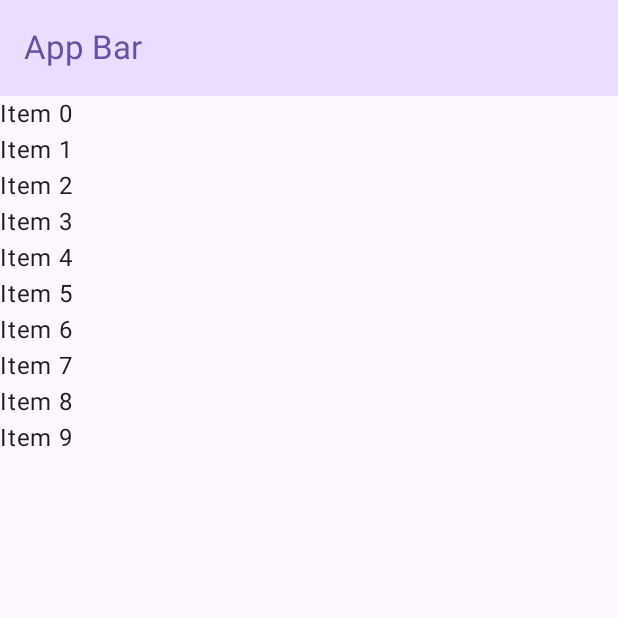
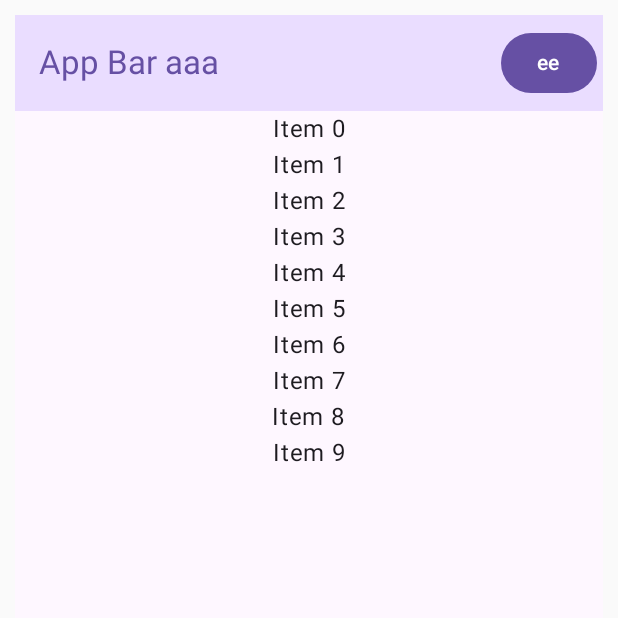
Before and after one commit to UrosSysPro/systemVI, an Android app built with Jetpack Compose: the screen it shows after launch (MainActivity), on a phone screen of 412 x 824 dp, the top half of it. Run offline under Robolectric (Android 15) with nearby library versions, the phone set to English and light mode, and no system bars.

Commit message:
nothing much

```diff
--- a/compose-app/app/src/main/java/com/systempro/systemvi/compose_app/HomePage.kt
+++ b/compose-app/app/src/main/java/com/systempro/systemvi/compose_app/HomePage.kt
@@ -2,13 +2,16 @@ package com.systempro.systemvi.compose_app
 
 import androidx.compose.foundation.isSystemInDarkTheme
 import androidx.compose.foundation.layout.Column
+import androidx.compose.foundation.layout.fillMaxSize
 import androidx.compose.foundation.layout.padding
 import androidx.compose.material3.*
-import androidx.compose.runtime.Composable
+import androidx.compose.runtime.*
+import androidx.compose.ui.Alignment
 import androidx.compose.ui.Modifier
 import androidx.compose.ui.platform.LocalContext
-import androidx.compose.ui.tooling.preview.Devices
 import androidx.compose.ui.tooling.preview.Preview
+import androidx.compose.ui.unit.dp
+import kotlinx.coroutines.launch
 
 @OptIn(ExperimentalMaterial3Api::class)
 @Composable
@@ -21,28 +24,56 @@ fun HomePage(
     }else{
         if(dynamicColor) dynamicLightColorScheme(LocalContext.current) else Theme.LightColorScheme
     }
+    val drawerState= rememberDrawerState(initialValue = DrawerValue.Closed)
+    val scope= rememberCoroutineScope()
+    val (state,setState) = remember {mutableStateOf("text")}
     MaterialTheme(
         colorScheme = colorScheme,
-        typography = Theme.Typography,
-        content = {
+        typography = Theme.Typography
+    ) {
+        ModalNavigationDrawer(drawerState = drawerState, drawerContent = {
+            ModalDrawerSheet {
+                Text(text = "eee")
+                Text(text = "eee")
+                Text(text = "eee")
+                Text(text = "eee")
+                NavigationDrawerItem(label = { Text(text = "eee") }, selected = false, onClick = { print("eee") })
+            }
+        }) {
             Scaffold(
-                modifier = Modifier,
-                topBar = {TopAppBar(
-                    colors = TopAppBarDefaults.topAppBarColors(
-                        containerColor = MaterialTheme.colorScheme.primaryContainer,
-                        titleContentColor = MaterialTheme.colorScheme.primary,
-                    ),
-                    title = {Text(text="App Bar")}
-                )},
+                modifier = Modifier.padding(10.dp),
+                topBar = {
+                    TopAppBar(
+                        actions = {
+                            Button(onClick = { scope.launch{drawerState.open()} }) {
+                                Text(text = "ee")
+                            }
+                        },
 
-                content = {innerPadding-> Column(modifier = Modifier.padding(innerPadding)) {
-                    for(index in 0 until 10){
-                        Text(text = "Item $index")
+                        colors = TopAppBarDefaults.topAppBarColors(
+                            containerColor = MaterialTheme.colorScheme.primaryContainer,
+                            titleContentColor = MaterialTheme.colorScheme.primary,
+                        ),
+                        title = { Text(text = "App Bar aaa") }
+                    )
+                },
+
+                content = { innerPadding ->
+                    Column(
+                        modifier = Modifier
+                            .fillMaxSize()
+                            .padding(innerPadding)
+                            ,
+                        horizontalAlignment = Alignment.CenterHorizontally
+                    ) {
+                        for (index in 0 until 10) {
+                            Text(text = "Item $index")
+                        }
                     }
-                }}
+                }
             )
         }
-    )
+    }
 }
 
 @Preview(showSystemUi = true, name = "Home page test")
```
